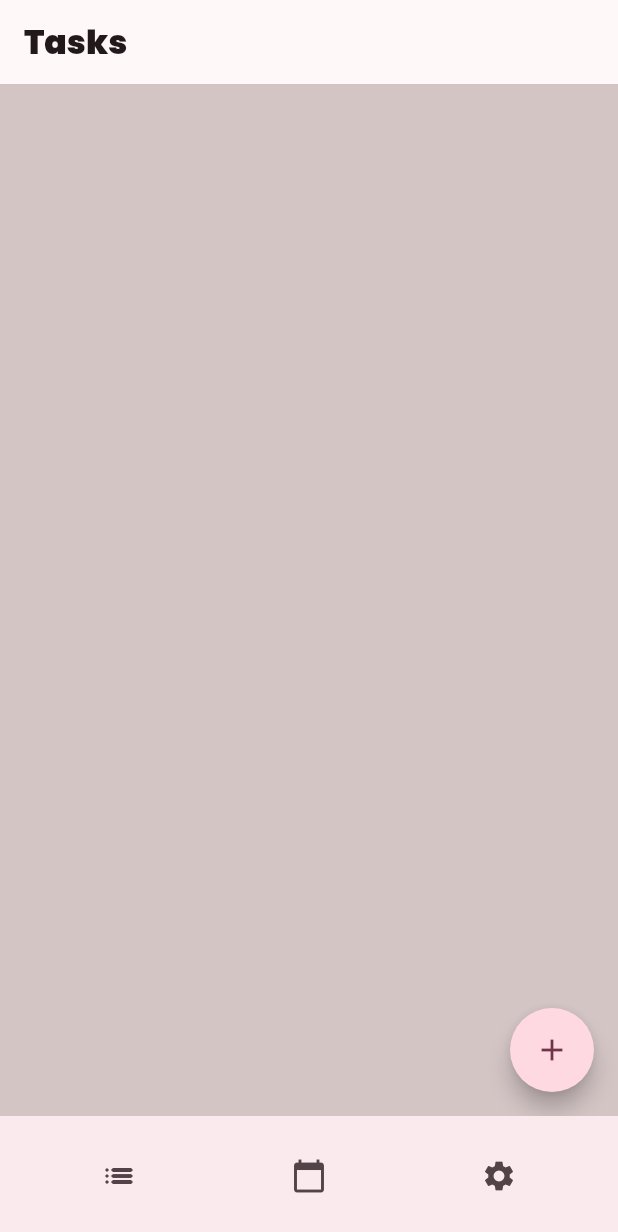
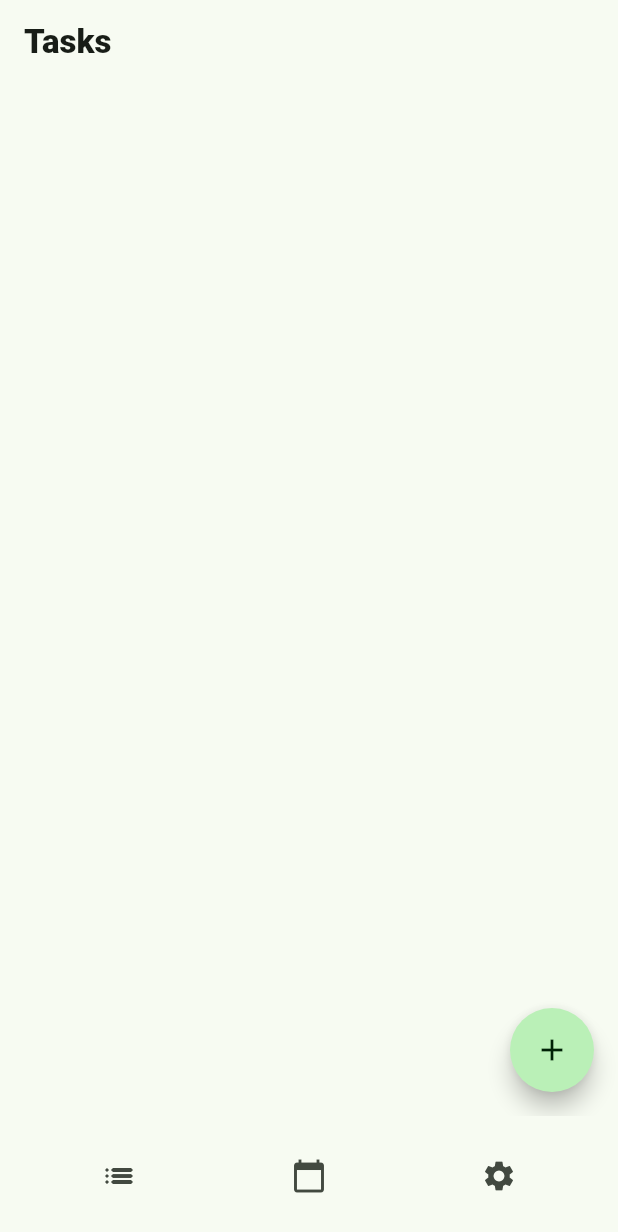
Before and after one commit to Fex123/Wochenplaner-App, a Flutter app: the screen it shows after launch, on a phone screen of 412 x 824 dp. Shown: the top 1232 px of the screen. Run offline on Flutter 3.47's test engine with Material 3 defaults, Android fonts, the phone set to English and light mode, and no system bars; our stand-ins replace calendar_view, google_fonts, image_picker; statements that could not run were skipped.

Commit message:
Implemented MaterialThemes, in future link theme Colors instead of custom colors

```diff
--- a/wochenplaner_app/lib/main.dart
+++ b/wochenplaner_app/lib/main.dart
@@ -32,23 +32,27 @@ class _MyAppState extends State<MyApp> {
     });
   }
 
+  MaterialTheme mainTheme = const MaterialTheme(Typography.blackCupertino);
+
   @override
   Widget build(BuildContext context) {
     return MaterialApp(
       title: 'Wochenplaner',
-      theme: ThemeData(
+      theme: mainTheme.light(),
+      /* ThemeData(
         brightness: Brightness.light, // Helles Thema
         primarySwatch: Colors.blue,
-        colorScheme: ColorScheme.fromSeed(seedColor: Colors.black),
+        colorScheme: MaterialTheme.lightScheme().toColorScheme(),
         scaffoldBackgroundColor: const Color.fromARGB(
             255, 212, 197, 197), // Set dark background color
         useMaterial3: true,
         textTheme: GoogleFonts.poppinsTextTheme(),
-      ),
-      darkTheme: ThemeData(
+      ),*/
+      darkTheme: mainTheme.dark(),
+      /*ThemeData(
         brightness: Brightness.dark, // Dunkles Thema
         primarySwatch: Colors.blue,
-      ),
+      ),*/
       themeMode: _themeMode,
       home: MyHomePage(
         title: 'Flutter Demo Home Page',
--- a/wochenplaner_app/lib/theme.dart
+++ b/wochenplaner_app/lib/theme.dart
@@ -8,7 +8,7 @@ class MaterialTheme {
   static MaterialScheme lightScheme() {
     return const MaterialScheme(
       brightness: Brightness.light,
-      primary: Color(4281952572),
+      primary: Color.fromARGB(255, 90, 99, 90),
       surfaceTint: Color(4281952572),
       onPrimary: Color(4294967295),
       primaryContainer: Color(4290441399),
@@ -359,7 +359,6 @@ class MaterialTheme {
     return theme(darkHighContrastScheme().toColorScheme());
   }
 
-
   ThemeData theme(ColorScheme colorScheme) => ThemeData(
         useMaterial3: true,
         brightness: colorScheme.brightness,
@@ -455,7 +454,6 @@ class MaterialTheme {
       onColorContainer: Color(4294042762),
     ),
   );
-
 
   List<ExtendedColor> get extendedColors => [
         late,
```
Also changed, not shown: wochenplaner_app/lib/staticAppVariables.dart (+7 -3 lines), 1 other file. Lines whose indentation alone changed are shown as unchanged.
